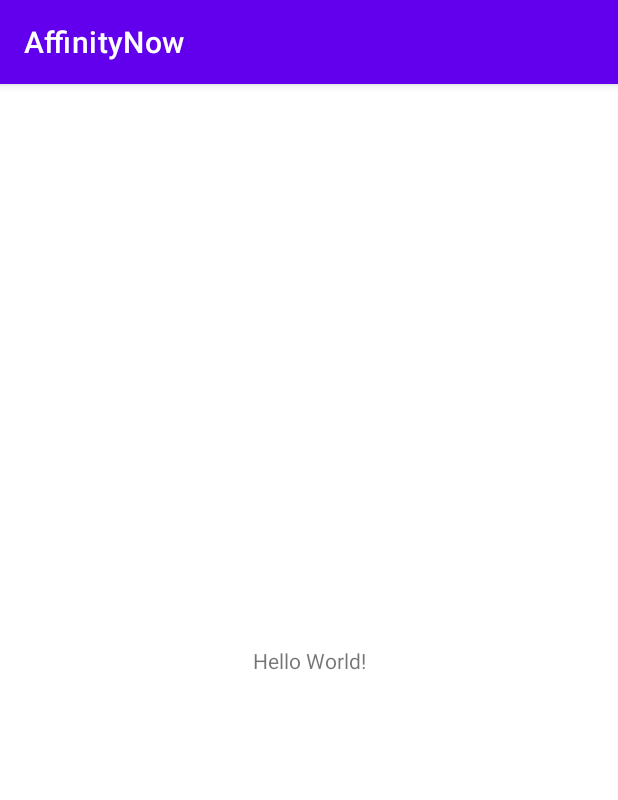
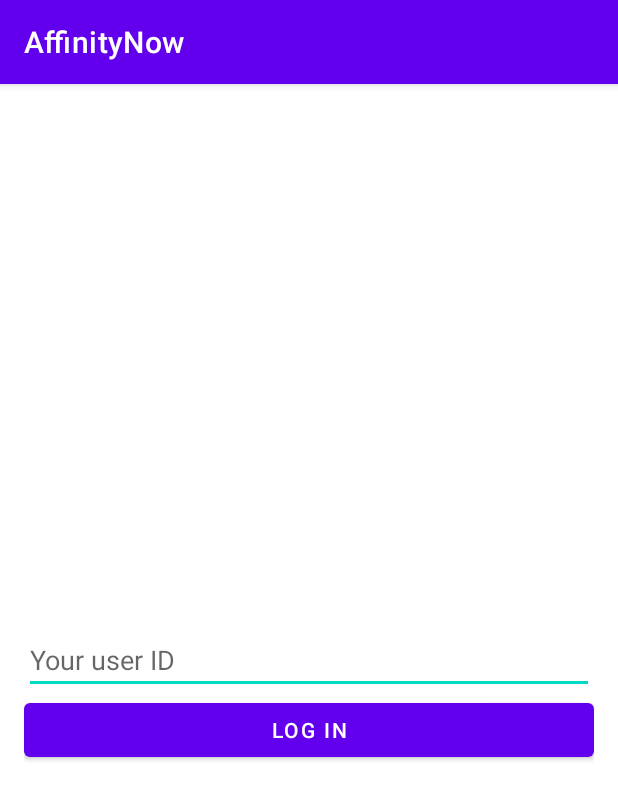
Before and after one commit to AffinityNow/ChatGroup, an Android app: the screen it shows after launch (MainActivity), on a phone screen of 412 x 824 dp. Shown: the top 800 px of the screen. Run offline under Robolectric (Android 15) with nearby library versions, the phone set to English and light mode, and no system bars; libraries missing offline, so code that uses them is left out: com.cometchat.pro; 2 statements that could not run were skipped.

Commit message:
using cometchat platform libraries

```diff
--- a/app/src/main/AndroidManifest.xml
+++ b/app/src/main/AndroidManifest.xml
@@ -9,7 +9,11 @@
         android:roundIcon="@mipmap/ic_launcher_round"
         android:supportsRtl="true"
         android:theme="@style/Theme.AffinityNow">
-        <activity android:name=".MainActivity">
+        <activity android:name=".GroupChatActivity"></activity>
+        <activity android:name=".GroupListActivity" />
+        <activity
+            android:name=".MainActivity"
+            android:windowSoftInputMode="adjustResize">
             <intent-filter>
                 <action android:name="android.intent.action.MAIN" />
 
--- a/app/src/main/java/com/affinitynow/MainActivity.java
+++ b/app/src/main/java/com/affinitynow/MainActivity.java
@@ -3,12 +3,74 @@ package com.affinitynow;
 import androidx.appcompat.app.AppCompatActivity;
 
 import android.os.Bundle;
+import android.text.TextUtils;
+import android.util.Log;
+import android.widget.Button;
+import android.widget.EditText;
+
+import com.affinitynow.utils.Constants;
+import com.cometchat.pro.core.AppSettings;
+import com.cometchat.pro.core.CometChat;
+import com.cometchat.pro.exceptions.CometChatException;
+import com.cometchat.pro.models.User;
+
 
 public class MainActivity extends AppCompatActivity {
+
+    private static final String TAG = MainActivity.class.getSimpleName();
+    private EditText usernameEditText;
+    private Button loginButton;
 
     @Override
     protected void onCreate(Bundle savedInstanceState) {
         super.onCreate(savedInstanceState);
         setContentView(R.layout.activity_main);
+
+        initCometChat();
+
+        usernameEditText = findViewById(R.id.usernameEditText);
+        loginButton = findViewById(R.id.loginButton);
+        loginButton.setOnClickListener(v -> attemptLogin());
+    }
+
+    private void attemptLogin() {
+        if (TextUtils.isEmpty(usernameEditText.getText())) {
+            usernameEditText.setError(getString(R.string.required_field_empty));
+            return;
+        }
+
+        loginWithCometChat(usernameEditText.getText().toString());
+    }
+
+    private void loginWithCometChat(String username) {
+        CometChat.login(username, Constants.COMET_CHAT_API_KEY, new CometChat.CallbackListener<User>() {
+            @Override
+            public void onSuccess(User user) {
+                redirectToNextScreen();
+            }
+            @Override
+            public void onError(CometChatException e) {
+                Log.d(TAG, "Login failed with exception: " + e.getMessage());
+            }
+        });
+    }
+
+    private void redirectToNextScreen() {
+        GroupListActivity.start(this);
+    }
+
+    private void initCometChat() {
+        AppSettings appSettings=new AppSettings.AppSettingsBuilder().subscribePresenceForAllUsers().setRegion(Constants.region).build();
+        CometChat.init(this, Constants.COMET_CHAT_APP_ID, appSettings ,new CometChat.CallbackListener<String>() {
+            @Override
+            public void onSuccess(String successMessage) {
+                Log.d(TAG, "Initialization completed successfully");
+            }
+
+            @Override
+            public void onError(CometChatException e) {
+                Log.d(TAG, "Initialization failed with exception: " + e.getMessage());
+            }
+        });
     }
 }
--- a/app/src/main/res/layout/activity_main.xml
+++ b/app/src/main/res/layout/activity_main.xml
@@ -4,15 +4,23 @@
     xmlns:tools="http://schemas.android.com/tools"
     android:layout_width="match_parent"
     android:layout_height="match_parent"
+    android:padding="16dp"
     tools:context=".MainActivity">
 
-    <TextView
-        android:layout_width="wrap_content"
+    <EditText
+        android:id="@+id/usernameEditText"
+        android:layout_width="match_parent"
         android:layout_height="wrap_content"
-        android:text="Hello World!"
+        android:hint="Your user ID"
         app:layout_constraintBottom_toBottomOf="parent"
         app:layout_constraintLeft_toLeftOf="parent"
         app:layout_constraintRight_toRightOf="parent"
         app:layout_constraintTop_toTopOf="parent" />
+    <Button
+        android:id="@+id/loginButton"
+        android:layout_width="match_parent"
+        android:layout_height="wrap_content"
+        android:text="Log in"
+        app:layout_constraintTop_toBottomOf="@id/usernameEditText"/>
 
 </androidx.constraintlayout.widget.ConstraintLayout>
--- a/app/src/main/res/values/strings.xml
+++ b/app/src/main/res/values/strings.xml
@@ -1,3 +1,5 @@
 <resources>
     <string name="app_name">AffinityNow</string>
+    <string name="required_field_empty">This field cannot be empty</string>
+    <string name="enter_a_message">Enter a message</string>
 </resources>
--- a/build.gradle
+++ b/build.gradle
@@ -16,6 +16,9 @@ allprojects {
     repositories {
         google()
         jcenter()
+        maven {
+            url "https://dl.bintray.com/cometchat/pro"
+        }
     }
 }
 
```
Also changed, not shown: app/build.gradle (+11 -6 lines), app/src/main/java/com/affinitynow/utils/Constants.java (added, +8 -0 lines), gradle/wrapper/gradle-wrapper.properties, 2 other files.
